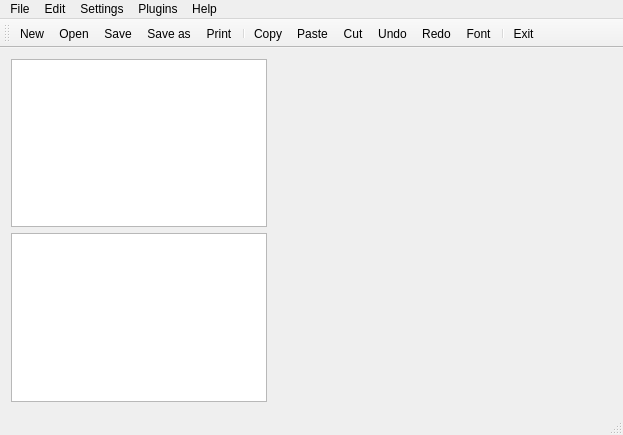
Qt form src/mainwindow.ui (jeffuong/Axolotl) before a commit.
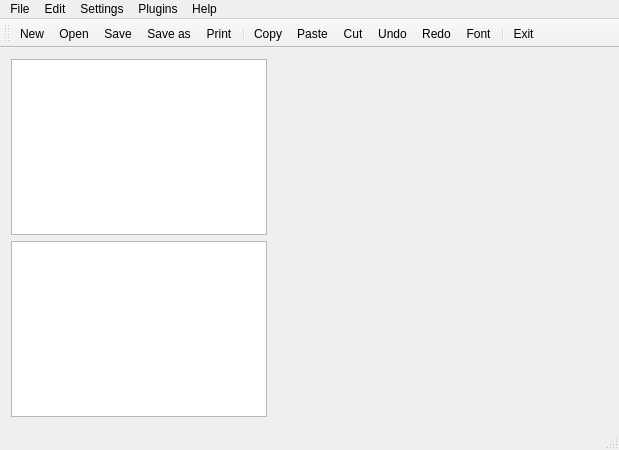
The same form after that commit. Icons and pictures are not drawn.

Diff of the .ui file:
```diff
--- a/src/mainwindow.ui
+++ b/src/mainwindow.ui
@@ -6,8 +6,8 @@
    <rect>
     <x>0</x>
     <y>0</y>
-    <width>623</width>
-    <height>435</height>
+    <width>619</width>
+    <height>450</height>
    </rect>
   </property>
   <property name="windowTitle">
@@ -50,7 +50,7 @@
     <rect>
      <x>0</x>
      <y>0</y>
-     <width>623</width>
+     <width>619</width>
      <height>21</height>
     </rect>
    </property>
```
Left out of the diff: 6 changed lines with no effect on the pictures.
